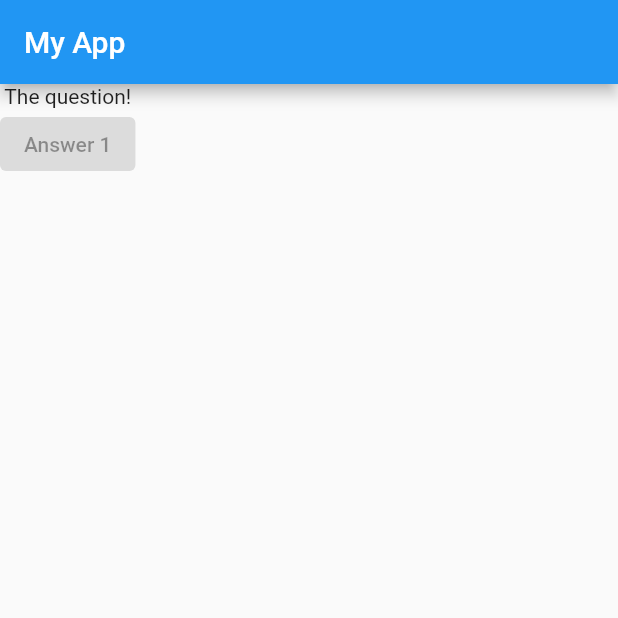
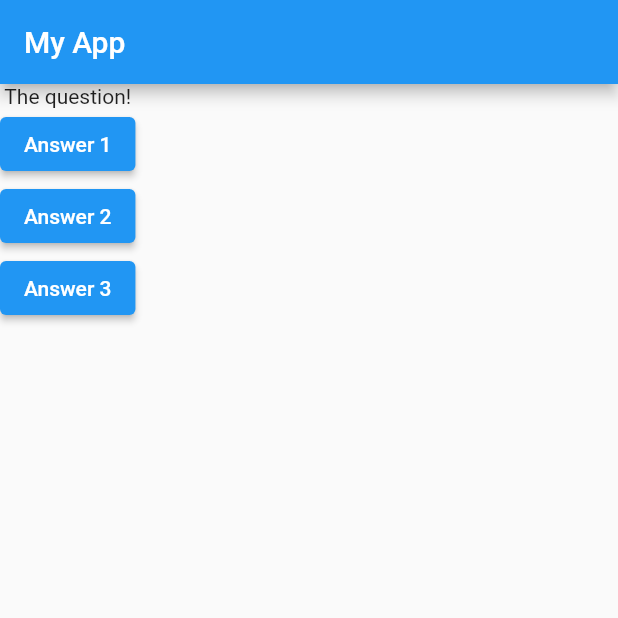
Before and after one commit to kelshamy/MyApp, a Flutter app: the screen it shows after launch, on a phone screen of 412 x 824 dp, the top half of it. Run offline on Flutter 3.47's test engine with Material 2 defaults, Android fonts, the phone set to English and light mode, and no system bars.

Commit message:
onPressed answerQuestion function

```diff
--- a/lib/main.dart
+++ b/lib/main.dart
@@ -5,6 +5,10 @@ void main() {
 }
 
 class MyApp extends StatelessWidget {
+  void answerQuestion() {
+    print('Answer chosen!');
+  }
+
   @override
   Widget build(BuildContext context) {
     var questions = [
@@ -21,6 +25,15 @@ class MyApp extends StatelessWidget {
             Text('The question!'),
             ElevatedButton(
               child: Text('Answer 1'),
+              onPressed: answerQuestion,
+            ),
+            ElevatedButton(
+              child: Text('Answer 2'),
+              onPressed: answerQuestion,
+            ),
+            ElevatedButton(
+              child: Text('Answer 3'),
+              onPressed: answerQuestion,
             ),
           ],
         ),
```
